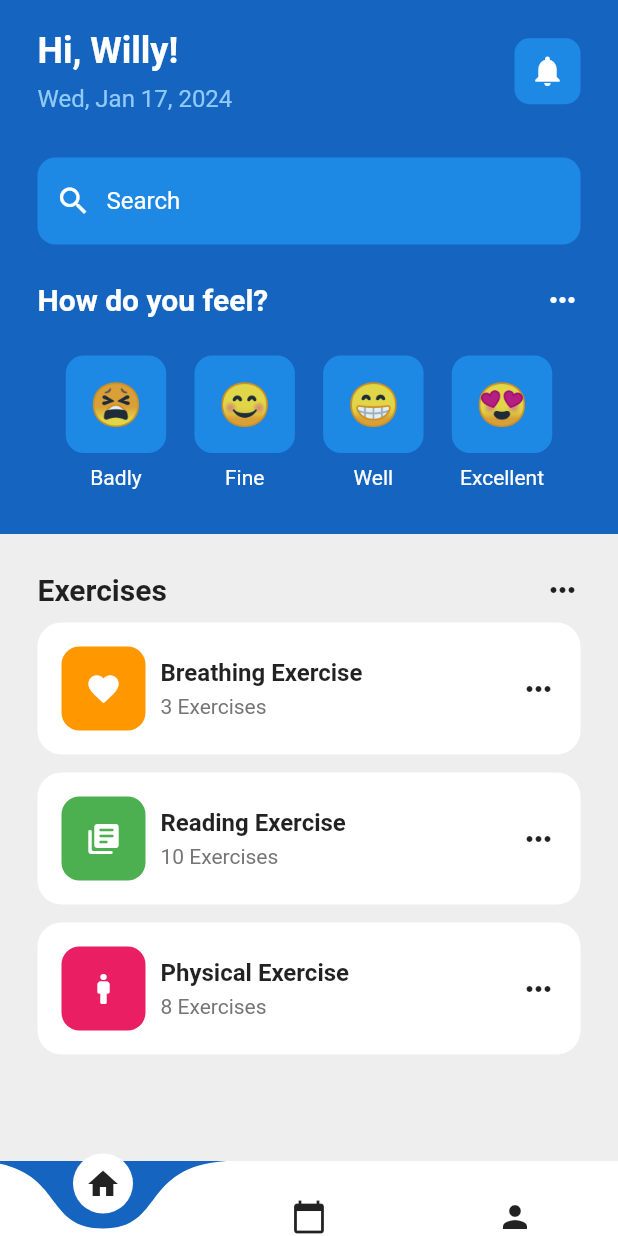
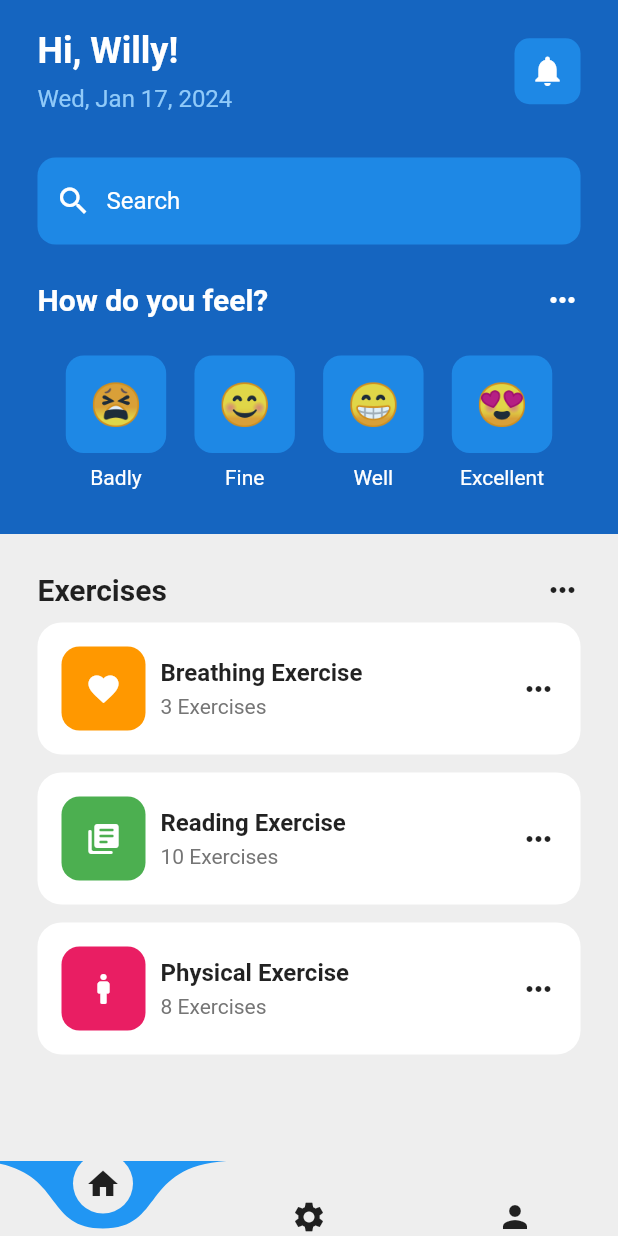
Before and after one commit to willy-dev/mentalhealthapp, a Flutter app: the screen it shows after launch, on a phone screen of 412 x 824 dp. Run offline on Flutter 3.47's test engine with Material 2 defaults, Android fonts, the phone set to English and light mode, and no system bars; drawn by our look-alikes of curved_navigation_bar.

Commit message:
refactored some code on the BNB

```diff
--- a/lib/main.dart
+++ b/lib/main.dart
@@ -1,6 +1,6 @@
 import 'package:flutter/material.dart';
 import 'package:mentalhealthapp/pages/home_page.dart';
-import 'package:curved_navigation_bar/curved_navigation_bar.dart';
+//import 'package:curved_navigation_bar/curved_navigation_bar.dart';
 
 void main() {
   runApp(const MyApp());
--- a/lib/pages/home_page.dart
+++ b/lib/pages/home_page.dart
@@ -17,15 +17,15 @@ class _HomePageState extends State<HomePage> {
     return Scaffold(
       backgroundColor: Colors.blue[800],
       bottomNavigationBar: CurvedNavigationBar(
-        color: Colors.white,
-        backgroundColor: Colors.blue.shade800,
+        color: Colors.grey.shade200,
+        backgroundColor: Colors.blue.shade500,
         animationDuration: const Duration(milliseconds: 300),
         height: 50,
         items: const [
           Icon(
             Icons.home,
           ),
-          Icon(Icons.calendar_today),
+          Icon(Icons.settings),
           Icon(Icons.person),
         ],
       ),
```
